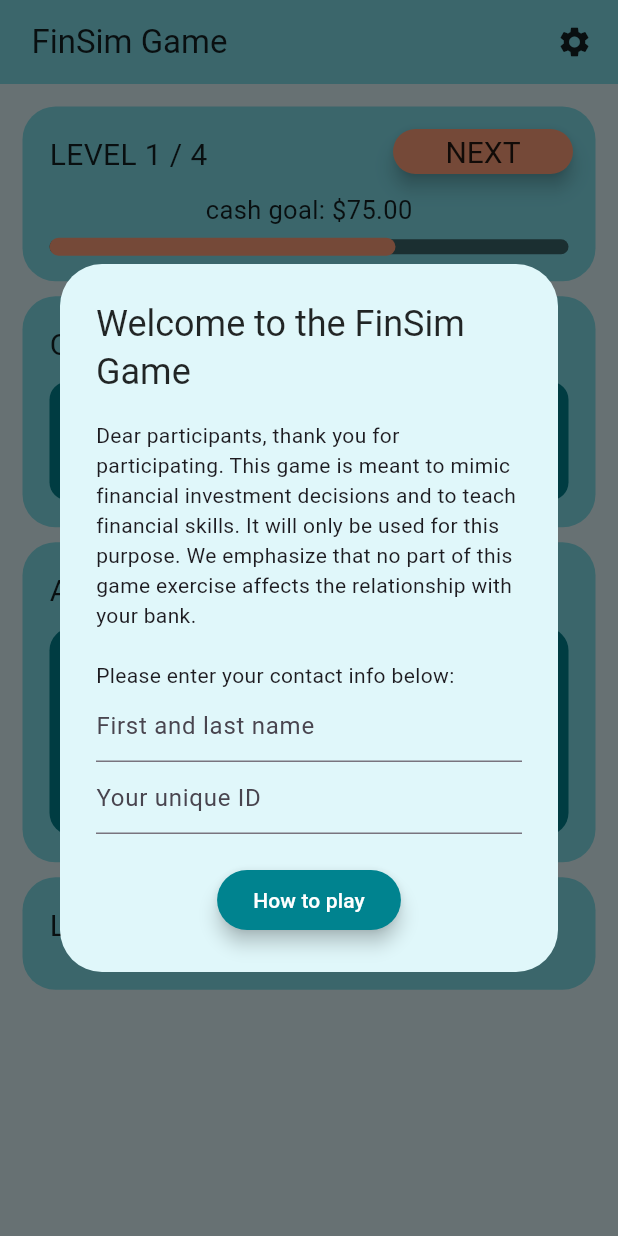
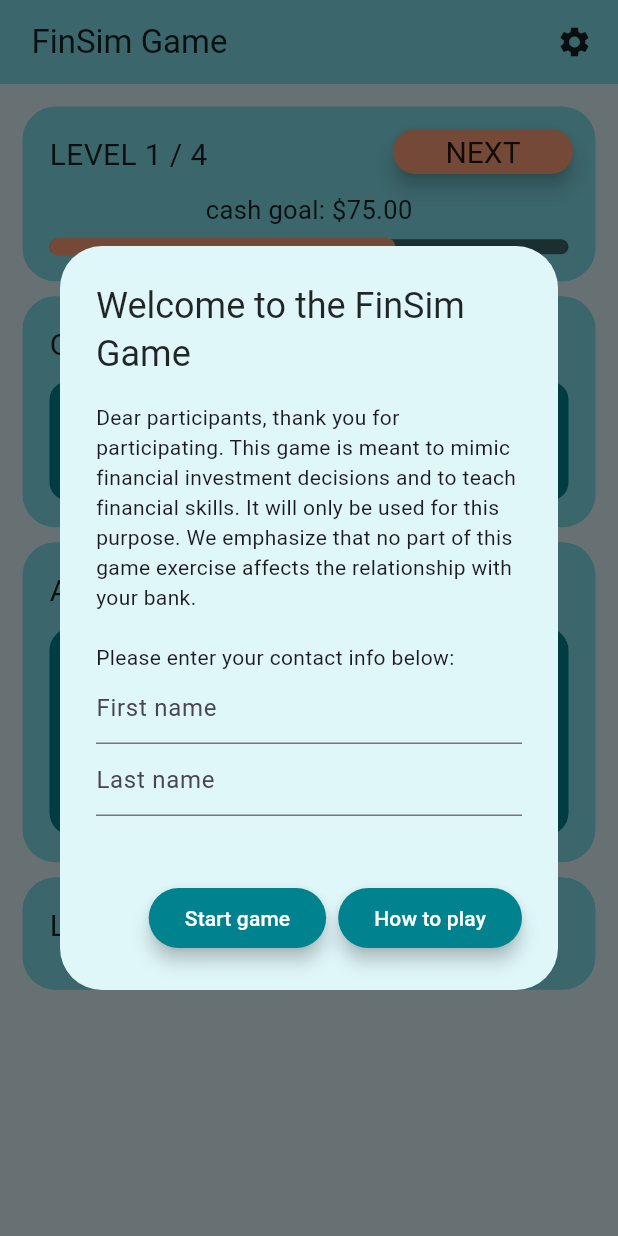
Before and after one commit to Luc1eSky/financial_literacy_game, a Flutter app: the screen it shows after launch, on a phone screen of 412 x 824 dp. Run offline on Flutter 3.47's test engine with Material 2 defaults, Android fonts, the phone set to English and light mode, and no system bars; drawn by our look-alikes of auto_size_text; our stand-ins replace carousel_slider, confetti, flutter_riverpod; missing offline and left inert: defer_pointer; generated files the repository leaves out were written again.

Commit message:
updates to welcome screen

```diff
--- a/lib/presentation/screens/home_page.dart
+++ b/lib/presentation/screens/home_page.dart
@@ -130,23 +130,36 @@ class _HomepageNewState extends ConsumerState<HomepageNew> {
               title: 'Welcome to the FinSim Game',
               content: Column(
                 mainAxisSize: MainAxisSize.min,
-                children: [
-                  const Text("Dear participants, thank you for "
+                children: const [
+                  Text("Dear participants, thank you for "
                       "participating. This game is meant to "
                       "mimic financial investment decisions and to teach "
                       "financial skills. It will only be used for this "
                       "purpose. We emphasize that no part of this game "
                       "exercise affects the relationship with your bank.\n\n"
                       "Please enter your contact info below:"),
-                  const TextField(
-                    decoration:
-                        InputDecoration(hintText: "First and last name"),
+                  TextField(
+                    decoration: InputDecoration(hintText: "First name"),
                   ),
-                  const TextField(
-                    decoration: InputDecoration(hintText: "Your unique ID"),
+                  TextField(
+                    decoration: InputDecoration(hintText: "Last name"),
                   ),
-                  const SizedBox(
+                  SizedBox(
                     height: 20,
+                  ),
+                ],
+              ),
+              actions: [
+                ElevatedButton(
+                  style: ElevatedButton.styleFrom(
+                    elevation: 5.0,
+                    backgroundColor: ColorPalette().buttonBackground,
+                    foregroundColor: ColorPalette().lightText,
+                  ),
+                  onPressed: () {
+                    Navigator.of(context).pop();
+                  },
+                  child: const Text('Start game'),
                 ),
                 ElevatedButton(
                   style: ElevatedButton.styleFrom(
@@ -166,13 +179,10 @@ class _HomepageNewState extends ConsumerState<HomepageNew> {
                   child: const Text('How to play'),
                 ),
               ],
-              ),
-
               // TODO: Login for users and welcome message
             );
           });
     });
-    // TODO: implement initState
     super.initState();
   }
 
```
Lines whose indentation alone changed are shown as unchanged.
